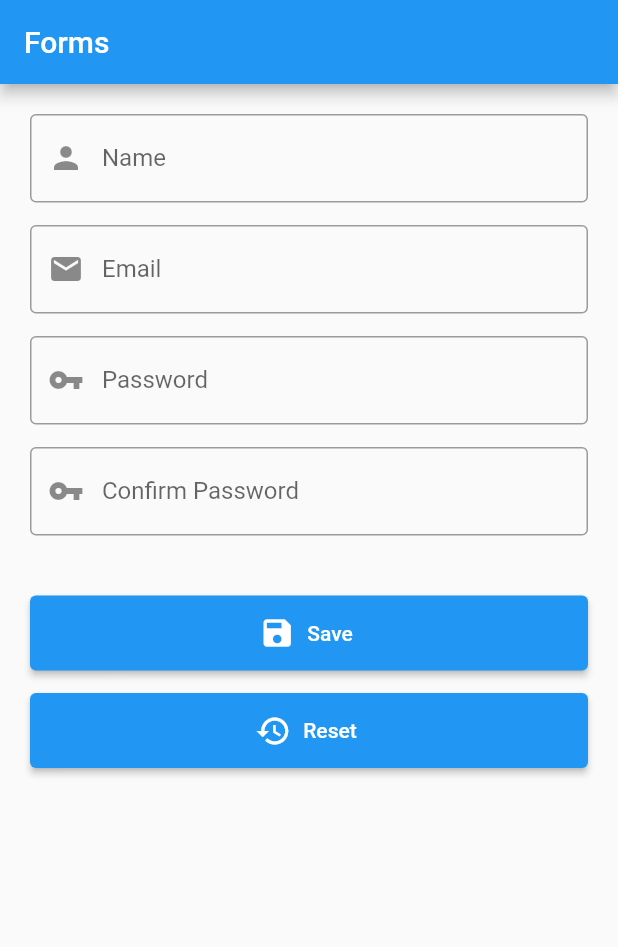
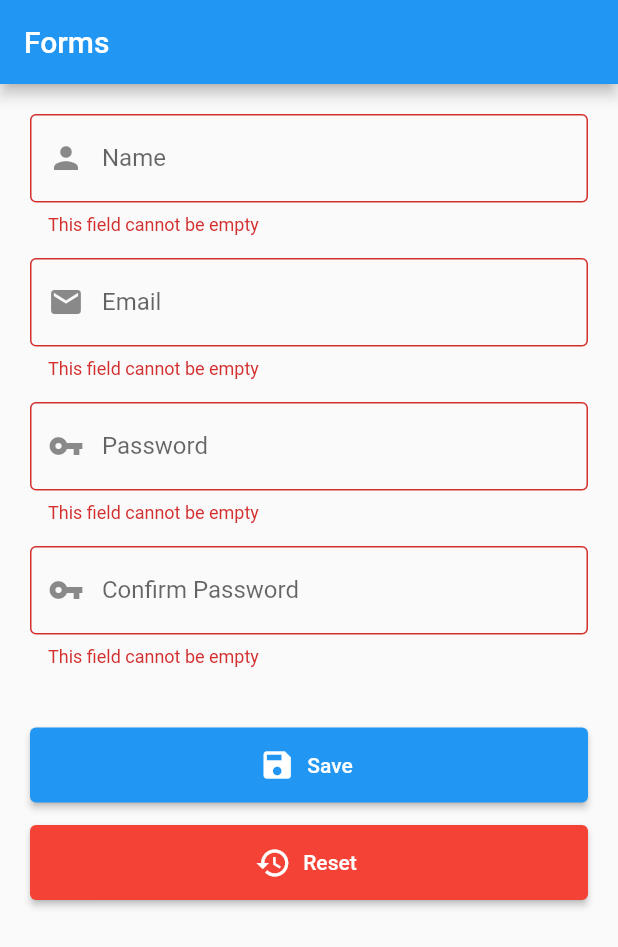
Before and after one commit to rpsousa91/flutternado_learn, a Flutter app: the screen it shows after launch, after a tap on "Save", on a phone screen of 412 x 824 dp. Shown: the top 947 px of the screen. Run offline on Flutter 3.47's test engine with Material 2 defaults, Android fonts, the phone set to English and light mode, and no system bars; our stand-ins replace string_validator.

Commit message:
Form com validações (com string_validator)

```diff
--- a/lib/main.dart
+++ b/lib/main.dart
@@ -1,4 +1,5 @@
 import 'package:flutter/material.dart';
+import 'package:string_validator/string_validator.dart' as string_validator;
 
 void main() {
   runApp(const MyApp());
@@ -35,60 +36,92 @@
       appBar: AppBar(
         title: const Text('Forms'),
       ),
-      body: Padding(
+      body: Form(
+        child: Padding(
           padding: const EdgeInsets.all(20),
           child: Column(
             children: [
               CustomTextField(
                 label: 'Name',
                 icon: Icons.person,
+                validator: (text) => text == null || text.isEmpty
+                    ? 'This field cannot be empty'
+                    : null,
               ),
-            SizedBox(
+              const SizedBox(
                 height: 15,
               ),
               CustomTextField(
                 label: 'Email',
                 icon: Icons.email,
+                validator: (text) {
+                  if (text == null || text.isEmpty) {
+                    return 'This field cannot be empty';
+                  }
+                  if (!string_validator.isEmail(text)) {
+                    return 'Must be a valid email';
+                  }
+                },
               ),
-            SizedBox(
+              const SizedBox(
                 height: 15,
               ),
               CustomTextField(
                   label: 'Password',
                   icon: Icons.vpn_key,
-            ),
-            SizedBox(
+                  validator: (text) {
+                    if (text == null || text.isEmpty) {
+                      return 'This field cannot be empty';
+                    }
+                  }),
+              const SizedBox(
                 height: 15,
               ),
               CustomTextField(
                   label: 'Confirm Password',
                   icon: Icons.vpn_key,
-            ),
-            SizedBox(
+                  validator: (text) {
+                    if (text == null || text.isEmpty) {
+                      return 'This field cannot be empty';
+                    }
+                  }),
+              const SizedBox(
                 height: 40,
               ),
-            SizedBox(
+              Builder(builder: (context) {
+                return SizedBox(
                   width: double.infinity,
                   height: 50,
                   child: ElevatedButton.icon(
-                onPressed: () {},
-                icon: Icon(Icons.save),
-                label: Text('Save'),
+                    onPressed: () {
+                      if (Form.of(context)!.validate()) {
+                        Form.of(context)!.save();
+                      }
+                    },
+                    icon: const Icon(Icons.save),
+                    label: const Text('Save'),
                   ),
-            ),
-            SizedBox(
+                );
+              }),
+              const SizedBox(
                 height: 15,
               ),
-            SizedBox(
+              Builder(builder: (context) {
+                return SizedBox(
                   width: double.infinity,
                   height: 50,
                   child: ElevatedButton.icon(
-                onPressed: () {},
-                icon: Icon(Icons.restore),
-                label: Text('Reset'),
+                    style: ElevatedButton.styleFrom(primary: Colors.red),
+                    onPressed: () {
+                      Form.of(context)?.reset();
+                    },
+                    icon: const Icon(Icons.restore),
+                    label: const Text('Reset'),
                   ),
+                );
+              }),
+            ],
           ),
-          ],
         ),
       ),
     );
@@ -98,18 +131,23 @@
 class CustomTextField extends StatelessWidget {
   final String label;
   final IconData? icon;
+  final String? Function(String? text)? validator;
+  final void Function(String? text)? onSaved;
 
-  const CustomTextField({Key? key, required this.label, this.icon})
+  const CustomTextField(
+      {Key? key, required this.label, this.icon, this.validator, this.onSaved})
       : super(key: key);
 
   @override
   Widget build(BuildContext context) {
-    return TextField(
+    return TextFormField(
       //controller: controller,
+      validator: validator,
+      onSaved: onSaved,
       decoration: InputDecoration(
           labelText: label,
           hintText: 'Type $label...',
-          border: OutlineInputBorder(),
+          border: const OutlineInputBorder(),
           prefixIcon: icon == null ? null : Icon(icon)),
     );
     /* AnimatedBuilder(
--- a/pubspec.yaml
+++ b/pubspec.yaml
@@ -34,6 +34,7 @@ dependencies:
   # The following adds the Cupertino Icons font to your application.
   # Use with the CupertinoIcons class for iOS style icons.
   cupertino_icons: ^1.0.2
+  string_validator: ^0.3.0
 
 dev_dependencies:
   flutter_test:
```
Also changed, not shown: pubspec.lock. Lines whose indentation alone changed are shown as unchanged.
